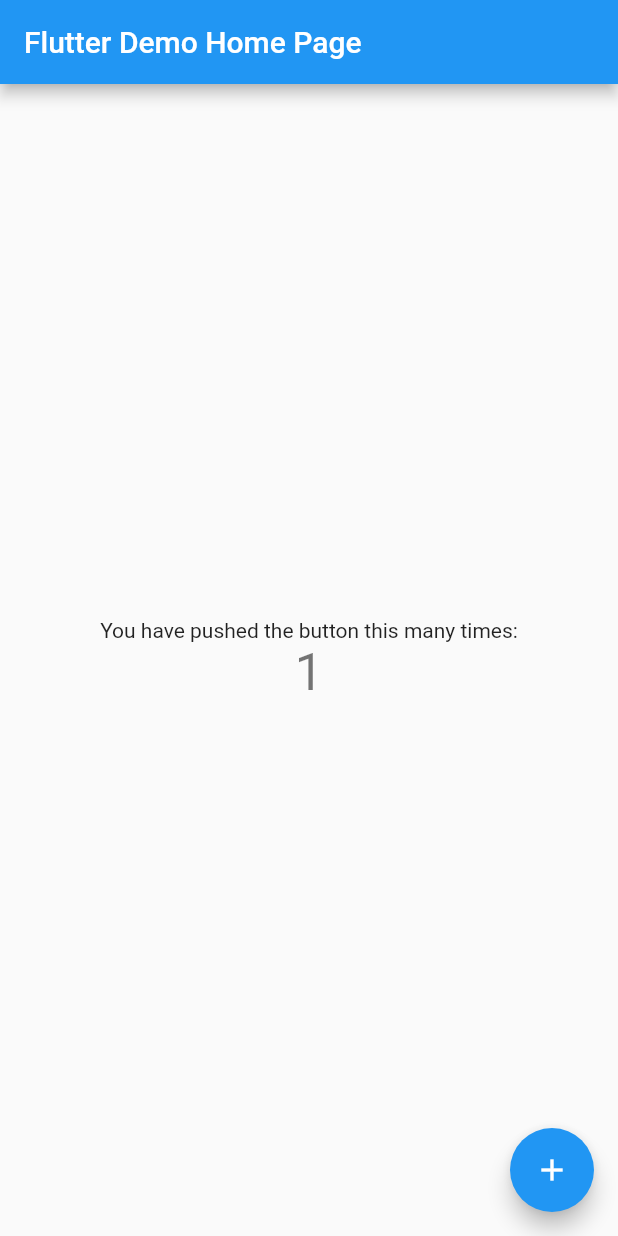
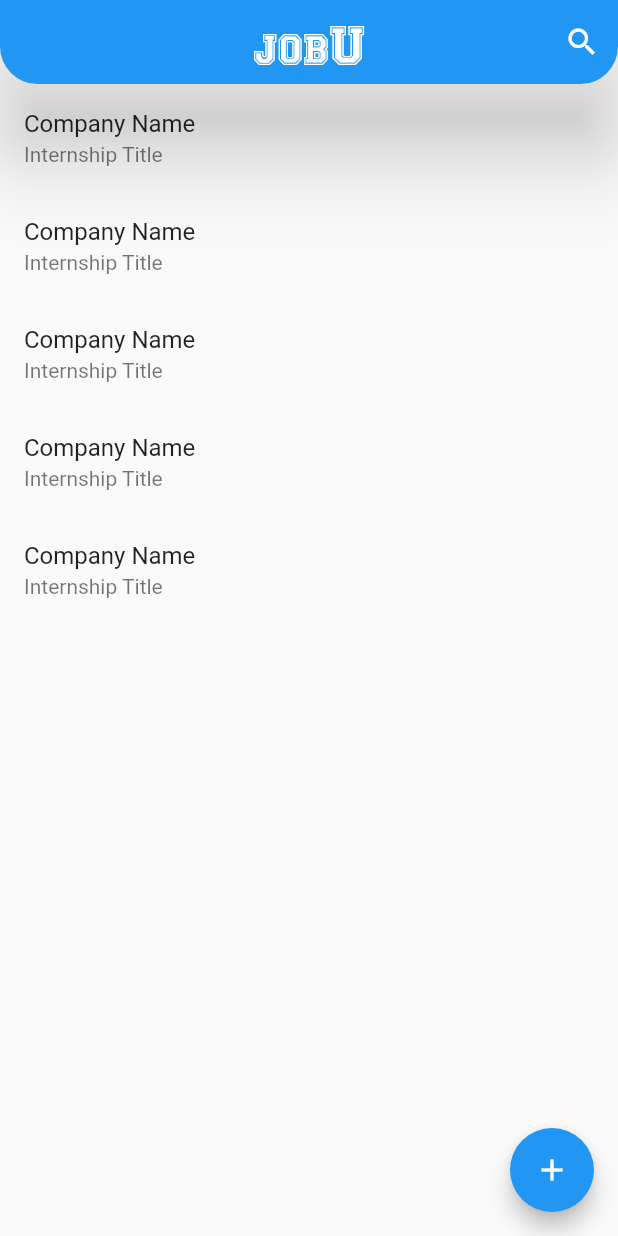
Before and after one commit to ajaypallekonda/jobU, a Flutter app: the screen it shows after launch, after a tap on the "add" icon, on a phone screen of 412 x 824 dp. Run offline on Flutter 3.47's test engine with Material 2 defaults, Android fonts, the phone set to English and light mode, and no system bars; network calls fail.

Commit message:
Basic Structure finished

```diff
--- a/lib/main.dart
+++ b/lib/main.dart
@@ -1,117 +1,41 @@
 import 'package:flutter/material.dart';
+import 'screens/home.dart';
+import 'dart:async';
+import 'dart:convert';
+import 'package:http/http.dart' as http;
+import 'models/internship.dart';
 
 void main() {
-  runApp(MyApp());
+  List<Internship> parseInternships(String responseBody) {
+    final parsed = json.decode(responseBody).cast<Map<String, dynamic>>();
+    return parsed.map<Internship>((json) => Internship.fromJson(json)).toList();
+  }
+
+  Future<List<Internship>> fetchInternships() async {
+    final response = await http.get('http://192.168.1.2:8000/internships.json');
+    if (response.statusCode == 200) {
+      return parseInternships(response.body);
+    } else {
+      throw Exception('Unable to fetch internships from the REST API');
+    }
+  } // This widget is the root of your application.
+
+  runApp(MyApp(
+    internships: fetchInternships(),
+  ));
 }
 
 class MyApp extends StatelessWidget {
-  // This widget is the root of your application.
+  final Future<List<Internship>> internships;
+  MyApp({Key key, this.internships}) : super(key: key);
+
   @override
   Widget build(BuildContext context) {
     return MaterialApp(
-      title: 'Flutter Demo',
-      theme: ThemeData(
-        // This is the theme of your application.
-        //
-        // Try running your application with "flutter run". You'll see the
-        // application has a blue toolbar. Then, without quitting the app, try
-        // changing the primarySwatch below to Colors.green and then invoke
-        // "hot reload" (press "r" in the console where you ran "flutter run",
-        // or simply save your changes to "hot reload" in a Flutter IDE).
-        // Notice that the counter didn't reset back to zero; the application
-        // is not restarted.
-        primarySwatch: Colors.blue,
-        // This makes the visual density adapt to the platform that you run
-        // the app on. For desktop platforms, the controls will be smaller and
-        // closer together (more dense) than on mobile platforms.
-        visualDensity: VisualDensity.adaptivePlatformDensity,
-      ),
-      home: MyHomePage(title: 'Flutter Demo Home Page'),
+      debugShowCheckedModeBanner: false,
+      title: 'jobU',
+      theme: ThemeData.light(),
+      home: Home(title: "jobU"),
     );
   }
 }
-
-class MyHomePage extends StatefulWidget {
-  MyHomePage({Key key, this.title}) : super(key: key);
-
-  // This widget is the home page of your application. It is stateful, meaning
-  // that it has a State object (defined below) that contains fields that affect
-  // how it looks.
-
-  // This class is the configuration for the state. It holds the values (in this
-  // case the title) provided by the parent (in this case the App widget) and
-  // used by the build method of the State. Fields in a Widget subclass are
-  // always marked "final".
-
-  final String title;
-
-  @override
-  _MyHomePageState createState() => _MyHomePageState();
-}
-
-class _MyHomePageState extends State<MyHomePage> {
-  int _counter = 0;
-
-  void _incrementCounter() {
-    setState(() {
-      // This call to setState tells the Flutter framework that something has
-      // changed in this State, which causes it to rerun the build method below
-      // so that the display can reflect the updated values. If we changed
-      // _counter without calling setState(), then the build method would not be
-      // called again, and so nothing would appear to happen.
-      _counter++;
-    });
-  }
-
-  @override
-  Widget build(BuildContext context) {
-    // This method is rerun every time setState is called, for instance as done
-    // by the _incrementCounter method above.
-    //
-    // The Flutter framework has been optimized to make rerunning build methods
-    // fast, so that you can just rebuild anything that needs updating rather
-    // than having to individually change instances of widgets.
-    return Scaffold(
-      appBar: AppBar(
-        // Here we take the value from the MyHomePage object that was created by
-        // the App.build method, and use it to set our appbar title.
-        title: Text(widget.title),
-      ),
-      body: Center(
-        // Center is a layout widget. It takes a single child and positions it
-        // in the middle of the parent.
-        child: Column(
-          // Column is also a layout widget. It takes a list of children and
-          // arranges them vertically. By default, it sizes itself to fit its
-          // children horizontally, and tries to be as tall as its parent.
-          //
-          // Invoke "debug painting" (press "p" in the console, choose the
-          // "Toggle Debug Paint" action from the Flutter Inspector in Android
-          // Studio, or the "Toggle Debug Paint" command in Visual Studio Code)
-          // to see the wireframe for each widget.
-          //
-          // Column has various properties to control how it sizes itself and
-          // how it positions its children. Here we use mainAxisAlignment to
-          // center the children vertically; the main axis here is the vertical
-          // axis because Columns are vertical (the cross axis would be
-          // horizontal).
-          mainAxisAlignment: MainAxisAlignment.center,
-          children: <Widget>[
-            Text(
-              'You have pushed the button this many times:',
-            ),
-            Text(
-              '$_counter',
-              style: Theme.of(context).textTheme.headline4,
-            ),
-          ],
-        ),
-      ),
-      floatingActionButton: FloatingActionButton(
-        onPressed: _incrementCounter,
-        tooltip: 'Increment',
-        child: Icon(Icons.add),
-      ), // This trailing comma makes auto-formatting nicer for build methods.
-    );
-  }
-}
--- /dev/null
+++ b/lib/models/internship.dart
@@ -0,0 +1,22 @@
+class Internship {
+  final String name;
+  final String company;
+  final String location;
+
+  Internship(this.name, this.company, this.location);
+  factory Internship.fromMap(Map<String, dynamic> json) {
+    return Internship(
+      json['name'],
+      json['company'],
+      json['location'],
+    );
+  }
+
+  factory Internship.fromJson(Map<String, dynamic> data) {
+    return Internship(
+      data['name'],
+      data['company'],
+      data['location'],
+    );
+  }
+}
--- /dev/null
+++ b/lib/screens/home.dart
@@ -0,0 +1,67 @@
+import 'package:flutter/material.dart';
+import 'package:jobU/widgets/internship_tile.dart';
+import 'package:jobU/models/internship.dart';
+import 'dart:async';
+import 'dart:convert';
+import 'package:http/http.dart' as http;
+
+class Home extends StatefulWidget {
+  // final List<Product> items;
+  //  ProductBoxList({Key key, this.items});
+
+  Home({Key key, this.title}) : super(key: key);
+
+  final String title;
+
+  @override
+  _HomeState createState() => _HomeState();
+}
+
+class _HomeState extends State<Home> {
+  @override
+  Widget build(BuildContext context) {
+    return Scaffold(
+      appBar: AppBar(
+        centerTitle: true,
+        title: Text(widget.title,
+            style: TextStyle(fontFamily: 'Collegiateheavy', fontSize: 35)),
+        shape: RoundedRectangleBorder(
+          borderRadius: BorderRadius.vertical(
+            bottom: Radius.circular(25),
+          ),
+        ),
+        elevation: 25,
+        actions: <Widget>[
+          IconButton(icon: Icon(Icons.search), onPressed: () {})
+        ],
+      ),
+      floatingActionButton: FloatingActionButton(
+        onPressed: () {
+          print("pressed");
+        },
+        tooltip: 'Increment',
+        child: Icon(Icons.add),
+      ),
+      body: //StreamBuilder(
+          //   builder: (content, snapshot){
+          //     if (snapshot.hasData && snapshot.data.documents != null && snapshot.data.documents.length > 0){
+          //       return ListView.builder(
+          //         itemCount: snapshot.data.documents.length,
+          //         itemBuilder: null,
+
+          //         );
+          //     }
+          //   })
+          ListView(
+        children: [
+          InternTile(),
+          InternTile(),
+          InternTile(),
+          InternTile(),
+          InternTile(),
+        ],
+      ),
+    );
+    ;
+  }
+}
--- /dev/null
+++ b/lib/widgets/internship_tile.dart
@@ -0,0 +1,12 @@
+import 'package:flutter/material.dart';
+
+class InternTile extends StatelessWidget {
+  @override
+  Widget build(BuildContext context) {
+    return ListTile(
+        title: Text("Company Name"),
+        subtitle: Container(
+          child: Text("Internship Title"),
+        ));
+  }
+}
```
Also changed, not shown: pubspec.yaml (+16 -33 lines), assets/fonts/Collegiateheavy.ttf (added), lib/screens/description.dart (added), pubspec.lock, 9 other files.
